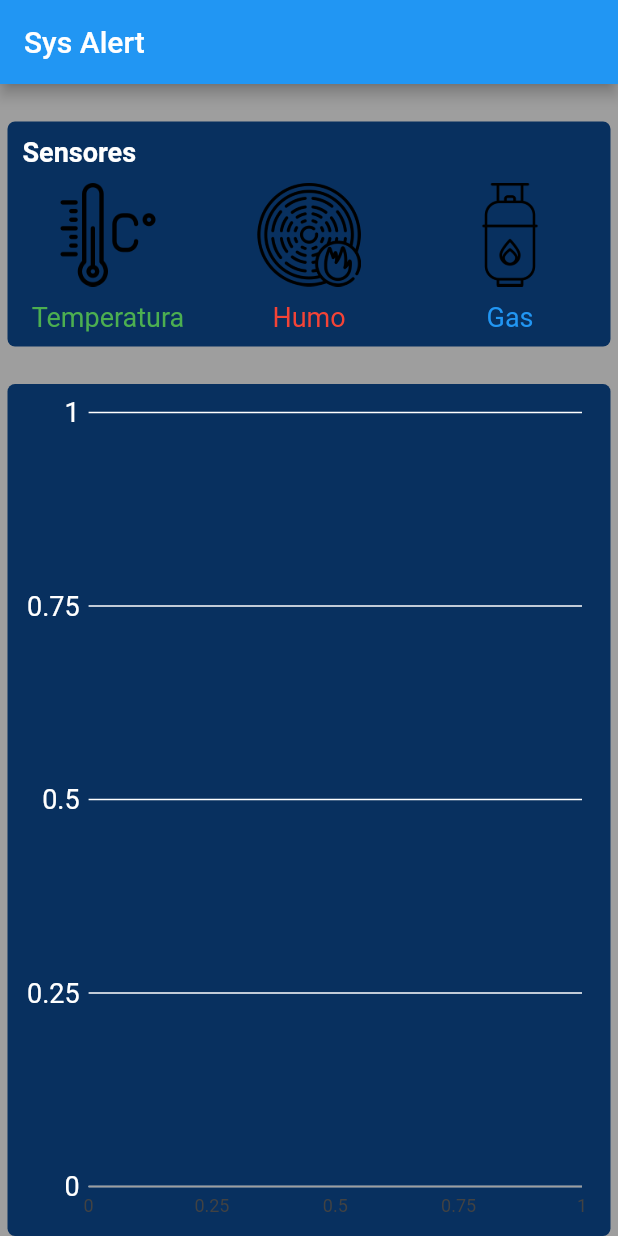
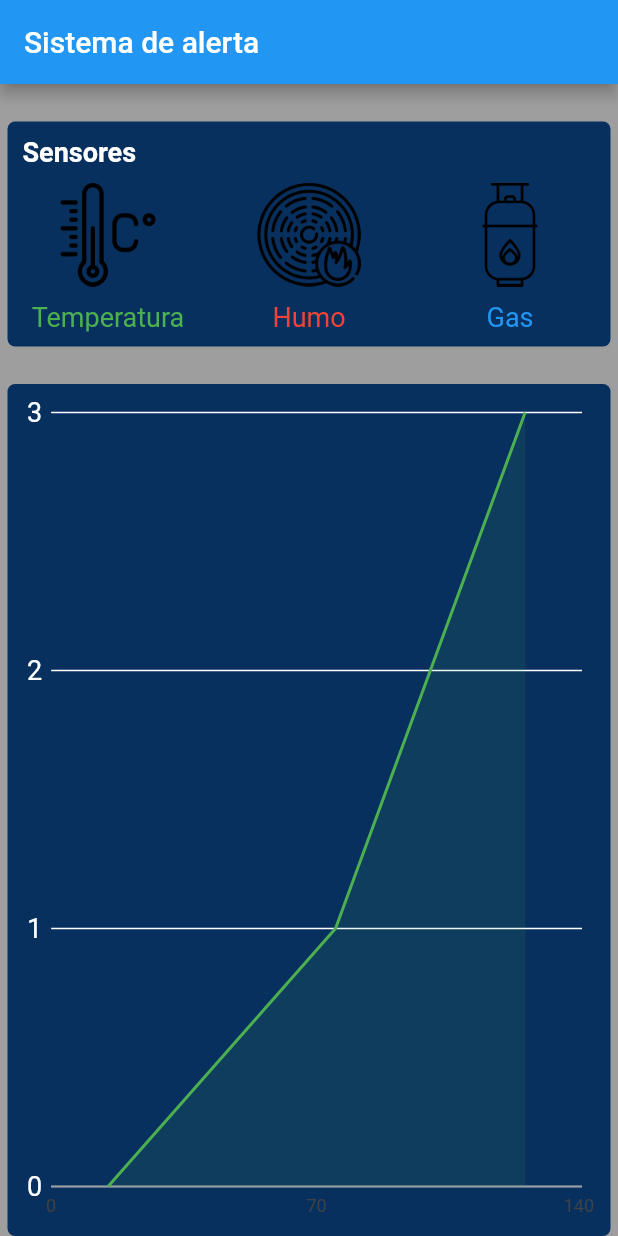
Before and after one commit to gvandre/app-sys-alert, a Flutter app: the screen it shows after launch, on a phone screen of 412 x 824 dp. Run offline on Flutter 3.47's test engine with Material 2 defaults, Android fonts, the phone set to English and light mode, and no system bars; our stand-ins replace charts_flutter, firebase_database; accounts and stored records are empty.

Commit message:
cambios para la conexion de firease

```diff
--- a/lib/main.dart
+++ b/lib/main.dart
@@ -13,7 +13,7 @@ class MyApp extends StatelessWidget {
       theme: ThemeData(
         primarySwatch: Colors.blue,
       ),
-      home: MyHomePage(title: 'Sys Alert'),
+      home: MyHomePage(title: 'Sistema de alerta'),
     );
   }
 }
--- a/lib/views/ChartLine.dart
+++ b/lib/views/ChartLine.dart
@@ -42,21 +42,27 @@ class Chartline extends StatelessWidget {
   /// Create one series with sample hard coded data.
   static List<charts.Series<SensorValues, double>> _createSampleData() {
     Conection cxn = new Conection();
-    var sensorValues = cxn.getData();
-    var myFakeMobileData = [
-      new LinearSales(0, 15),
-      new LinearSales(1, 75),
-      new LinearSales(2, 300),
-      new LinearSales(3, 225),
+    var myFakeMobileData;
+    cxn.getData().then((onValue){
+      print('Get valores');
+      print(onValue.length);
+      myFakeMobileData = onValue;
+    });
+    myFakeMobileData = [
+      new SensorValues(0, 15, 2),
+      new SensorValues(1, 75, 3),
+      new SensorValues(2, 100, 5),
+      new SensorValues(3, 125, 8),
     ];
 
+    print('Mostrar valores');
     return [
       new charts.Series<SensorValues, double>(
         id: 'Mobile',
         colorFn: (_, __) => charts.MaterialPalette.green.shadeDefault,
         domainFn: (SensorValues sv, _) => sv.gas,
         measureFn: (SensorValues sv, _) => sv.temp,
-        data: sensorValues,
+        data: myFakeMobileData,
       ),
     ];
   }
```
Also changed, not shown: lib/firebase/Conection.dart (+18 -5 lines).
